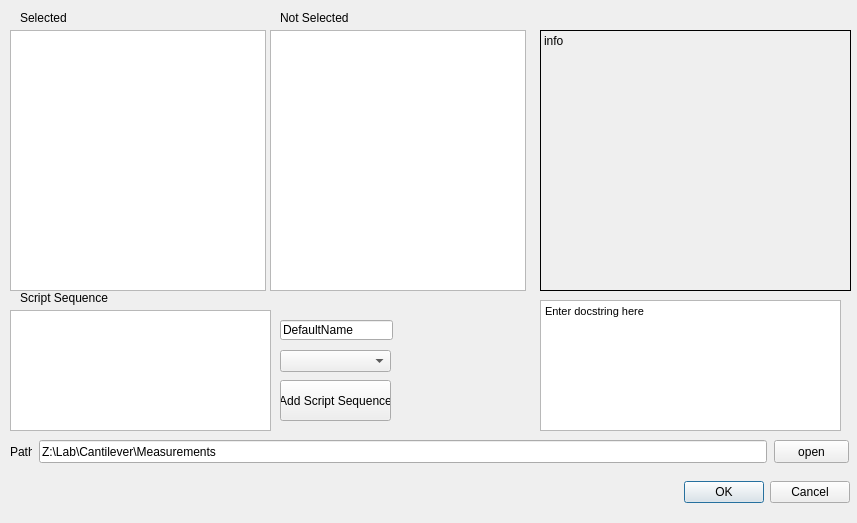
Qt form src/View/ui_files/load_dialog.ui (pitt-diamond-qtech/pittqlabsys) before a commit.
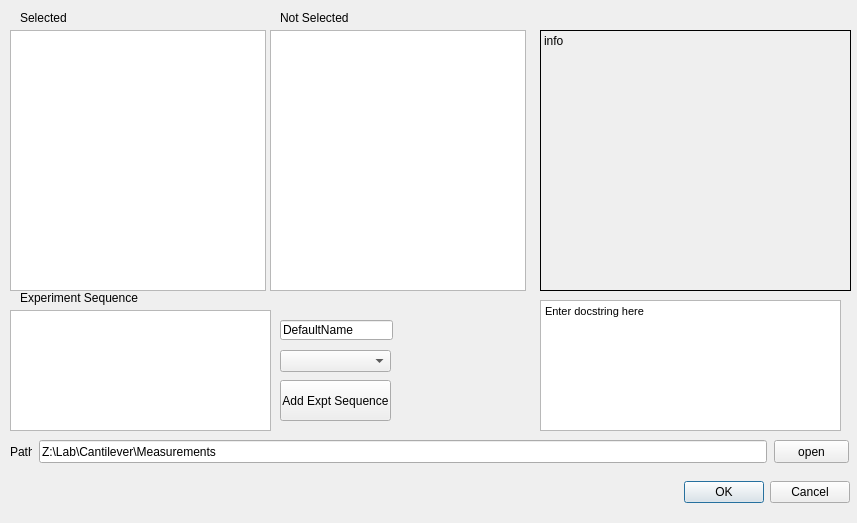
The same form after that commit.

Commit message: fixed bugs in load dialog that caused it to crash

Diff of the .ui file:
```diff
--- a/src/View/ui_files/load_dialog.ui
+++ b/src/View/ui_files/load_dialog.ui
@@ -230,7 +230,7 @@
     </rect>
    </property>
    <property name="text">
-    <string>Script Sequence</string>
+    <string>Experiment Sequence</string>
    </property>
   </widget>
   <widget class="QTreeView" name="tree_script_sequence">
@@ -268,7 +268,7 @@
     </rect>
    </property>
    <property name="text">
-    <string>Add Script Sequence</string>
+    <string>Add Expt Sequence</string>
    </property>
   </widget>
   <widget class="QComboBox" name="cmb_looping_variable">
```
Left out of the diff: 6 changed lines with no effect on the pictures. The commit also changes 1 other file.
